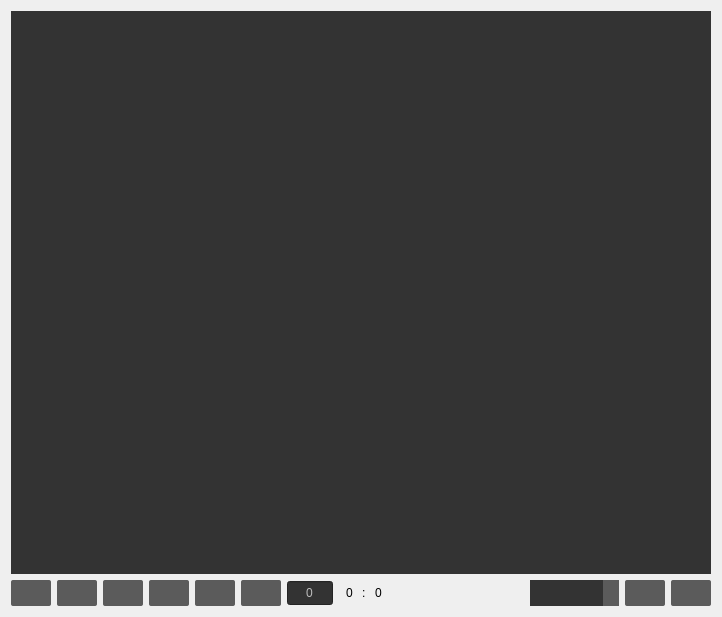
This is AnimRef/Contents/interface/interface.ui in ShirzadBh/AnimRef as Qt 5 draws it before an edit. The edited form follows.
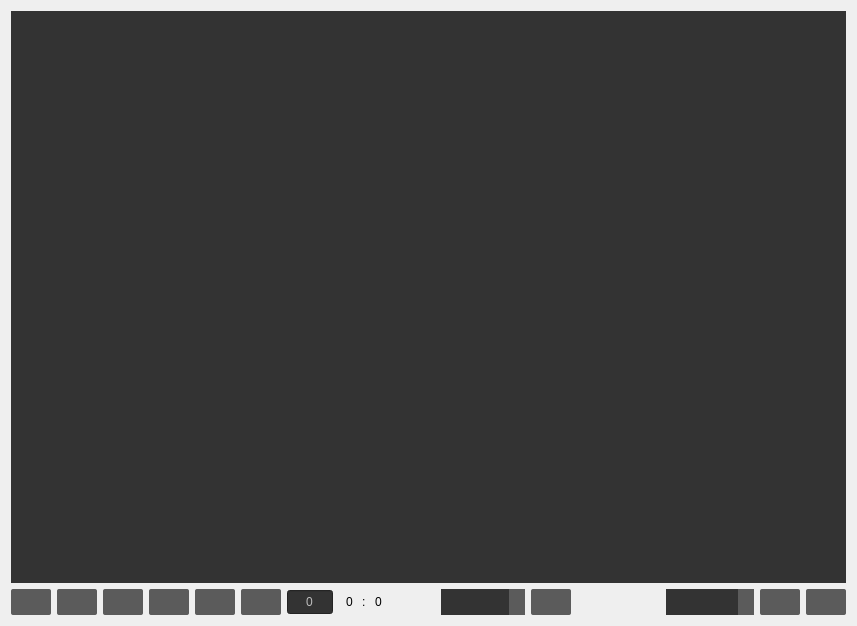
This is the edited form.

Patch:
```diff
--- a/AnimRef/Contents/interface/interface.ui
+++ b/AnimRef/Contents/interface/interface.ui
@@ -6,8 +6,8 @@
    <rect>
     <x>0</x>
     <y>0</y>
-    <width>722</width>
-    <height>617</height>
+    <width>857</width>
+    <height>626</height>
    </rect>
   </property>
   <property name="minimumSize">
@@ -170,6 +170,8 @@
   </property>
   <layout class="QVBoxLayout" name="verticalLayout">
    <item>
+    <layout class="QHBoxLayout" name="horizontalLayout_5">
+     <item>
     <widget class="QLabel" name="viewer">
      <property name="sizePolicy">
       <sizepolicy hsizetype="Preferred" vsizetype="MinimumExpanding">
@@ -191,6 +193,8 @@
      </property>
     </widget>
    </item>
+    </layout>
+   </item>
    <item>
     <layout class="QHBoxLayout" name="horizontalLayout">
      <item>
@@ -673,6 +677,114 @@
          </item>
         </layout>
        </item>
+       <item>
+        <layout class="QHBoxLayout" name="horizontalLayout_9">
+         <item>
+          <widget class="QSlider" name="sl_brush_size_2">
+           <property name="minimumSize">
+            <size>
+             <width>50</width>
+             <height>26</height>
+            </size>
+           </property>
+           <property name="maximumSize">
+            <size>
+             <width>100</width>
+             <height>26</height>
+            </size>
+           </property>
+           <property name="toolTip">
+            <string>Change The Window Opacity</string>
+           </property>
+           <property name="styleSheet">
+            <string notr="true">QSlider::groove:horizontal {
+    background: #333333;
+}
+
+QSlider::handle:horizontal {
+    background: #5b5b5b;
+    width: 16px;
+
+}</string>
+           </property>
+           <property name="minimum">
+            <number>1</number>
+           </property>
+           <property name="maximum">
+            <number>100</number>
+           </property>
+           <property name="pageStep">
+            <number>2</number>
+           </property>
+           <property name="value">
+            <number>100</number>
+           </property>
+           <property name="orientation">
+            <enum>Qt::Horizontal</enum>
+           </property>
+          </widget>
+         </item>
+         <item>
+          <widget class="QPushButton" name="btn_brush_color_7">
+           <property name="enabled">
+            <bool>false</bool>
+           </property>
+           <property name="minimumSize">
+            <size>
+             <width>0</width>
+             <height>26</height>
+            </size>
+           </property>
+           <property name="maximumSize">
+            <size>
+             <width>16777215</width>
+             <height>26</height>
+            </size>
+           </property>
+           <property name="styleSheet">
+            <string notr="true">QPushButton
+{
+color: white;
+font-size: 12px;
+padding: 20px 4px 20px 4px;
+border-radius: 2px;
+background-color: #5b5b5b;
+}
+
+QPushButton::hover 
+{
+background-color: #888888;
+}
+
+QPushButton::pressed 
+{
+background-color: #424242;
+}
+
+
+
+QPushButton::checked 
+{
+background-color:#333333;
+}
+
+
+
+
+
+
+</string>
+           </property>
+           <property name="text">
+            <string/>
+           </property>
+           <property name="checkable">
+            <bool>true</bool>
+           </property>
+          </widget>
+         </item>
+        </layout>
+       </item>
        <item>
         <spacer name="horizontalSpacer_2">
          <property name="orientation">
```
Lines whose indentation alone changed are shown as unchanged.
